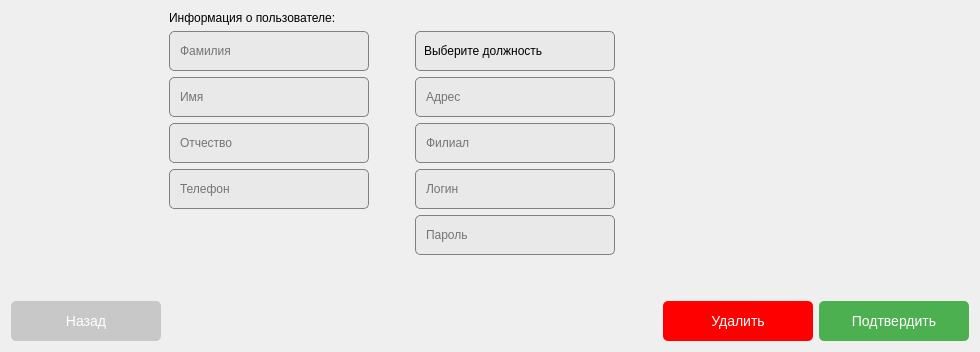
Before: the Qt Designer form MDKP/changeuserdatawidget.ui in MiFit1/OSOGO, drawn with Qt 5.
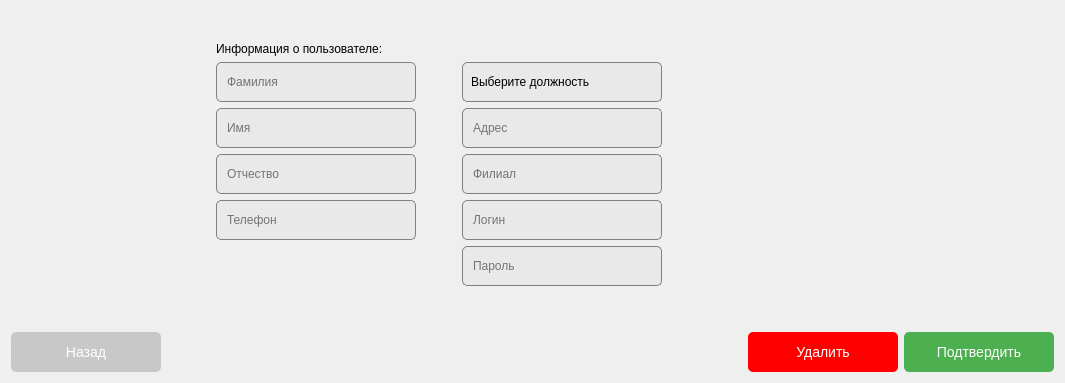
After: the same form once the commit is applied. Icons and pictures are not drawn.

Patch:
```diff
--- a/MDKP/changeuserdatawidget.ui
+++ b/MDKP/changeuserdatawidget.ui
@@ -6,8 +6,8 @@
    <rect>
     <x>0</x>
     <y>0</y>
-    <width>980</width>
-    <height>342</height>
+    <width>1065</width>
+    <height>383</height>
    </rect>
   </property>
   <property name="windowTitle">
```
Left out of the diff: 3 changed lines with no effect on the pictures.
